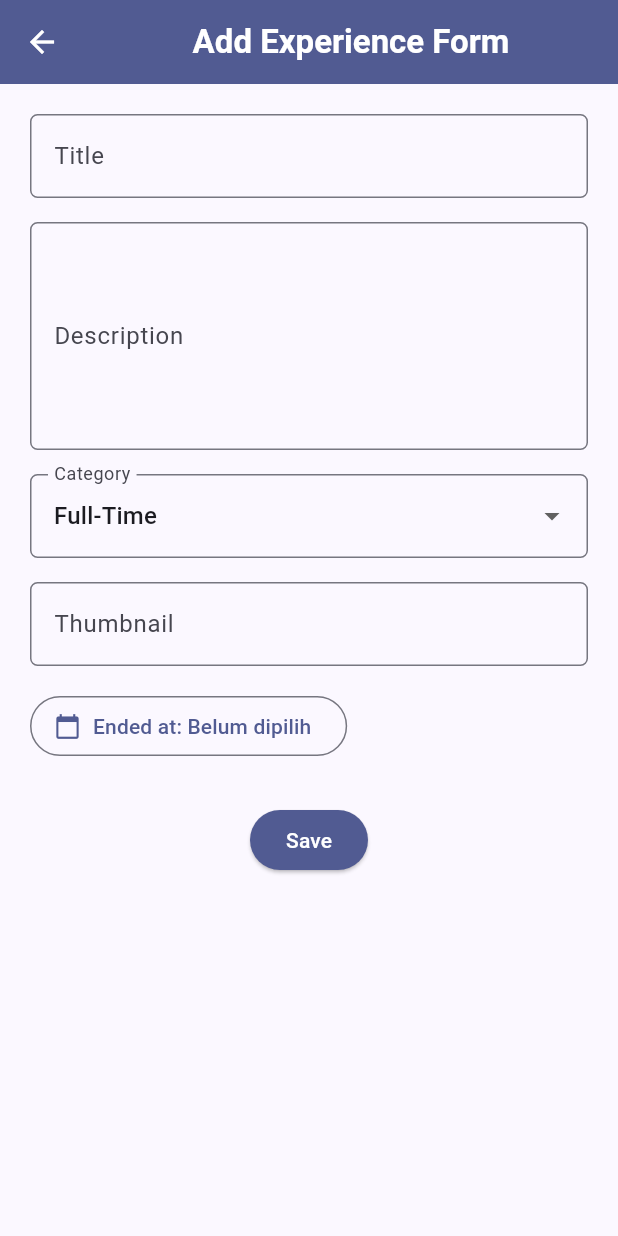
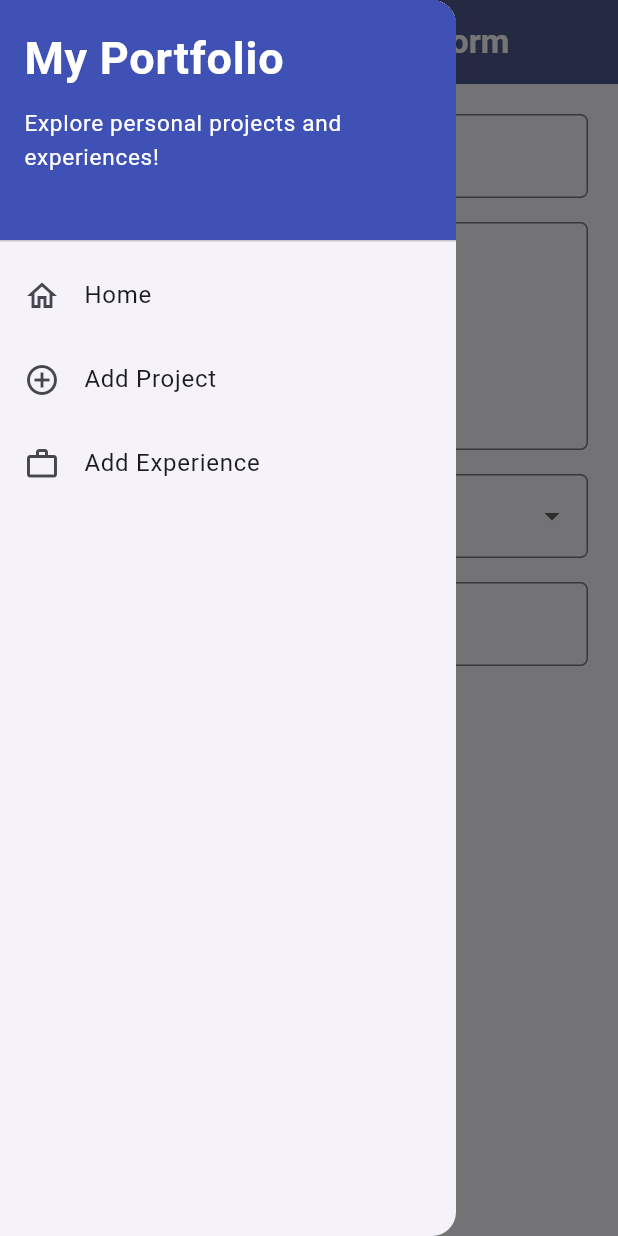
Before and after one commit to babyakiko/myportofolio_mobile, a Flutter app: the ExperienceFormPage screen opened directly, with the side drawer open (before the commit the screen has no drawer), on a phone screen of 412 x 824 dp. Run offline on Flutter 3.47's test engine with Material 3 defaults, Android fonts, the phone set to English and light mode, and no system bars.

Commit message:
feat: add experience form page and update drawer navigation

```diff
--- a/lib/screens/experience_form.dart
+++ b/lib/screens/experience_form.dart
@@ -1,4 +1,5 @@
 import 'package:flutter/material.dart';
+import 'package:myportofolio_mobile/widgets/left_drawer.dart';
 
 class ExperienceFormPage extends StatefulWidget {
   const ExperienceFormPage({super.key});
@@ -89,6 +90,7 @@ class _ExperienceFormPageState extends State<ExperienceFormPage> {
         foregroundColor: Colors.white,
         iconTheme: const IconThemeData(color: Colors.white),
       ),
+      drawer: const LeftDrawer(),
       body: Form(
         key: _formKey,
         child: SingleChildScrollView(
--- a/lib/widgets/left_drawer.dart
+++ b/lib/widgets/left_drawer.dart
@@ -1,4 +1,5 @@
 import 'package:flutter/material.dart';
+import 'package:myportofolio_mobile/screens/experience_form.dart';
 import 'package:myportofolio_mobile/screens/menu.dart';
 import 'package:myportofolio_mobile/screens/project_form.dart';
 
@@ -60,6 +61,18 @@ class LeftDrawer extends StatelessWidget {
               );
             },
           ),
+          ListTile(
+            leading: const Icon(Icons.work_outline),
+            title: const Text('Add Experience'),
+            onTap: () {
+              Navigator.push(
+                context,
+                MaterialPageRoute(
+                  builder: (context) => const ExperienceFormPage(),
+                ),
+              );
+            },
+          ),
         ],
       ),
     );
```
